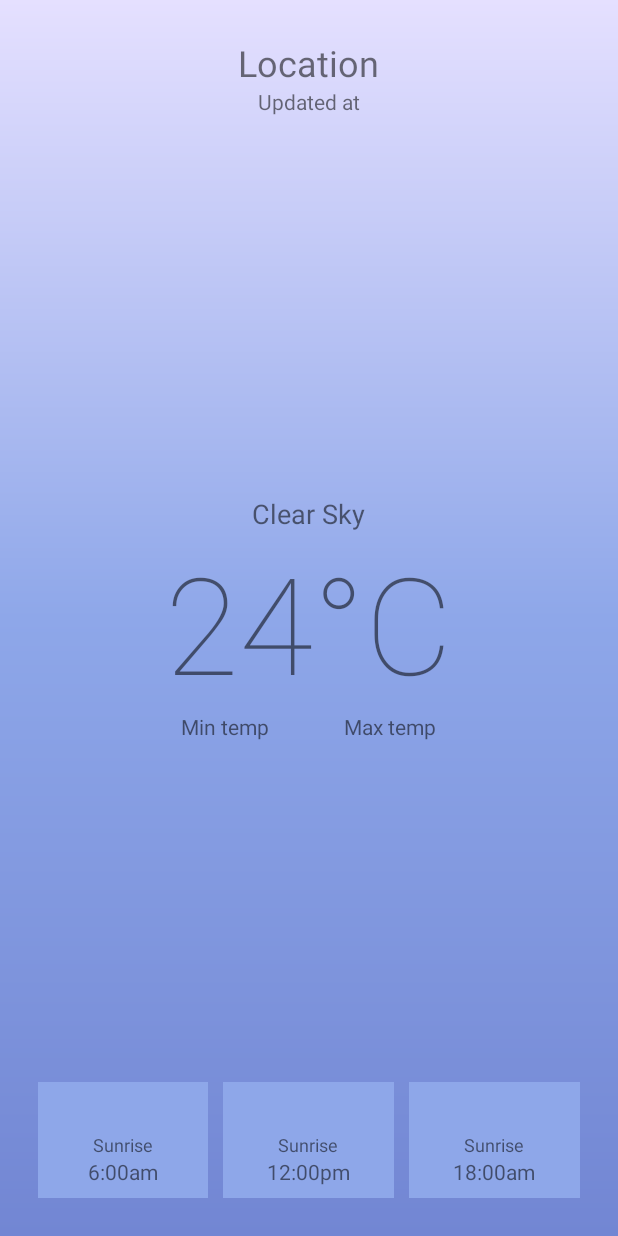
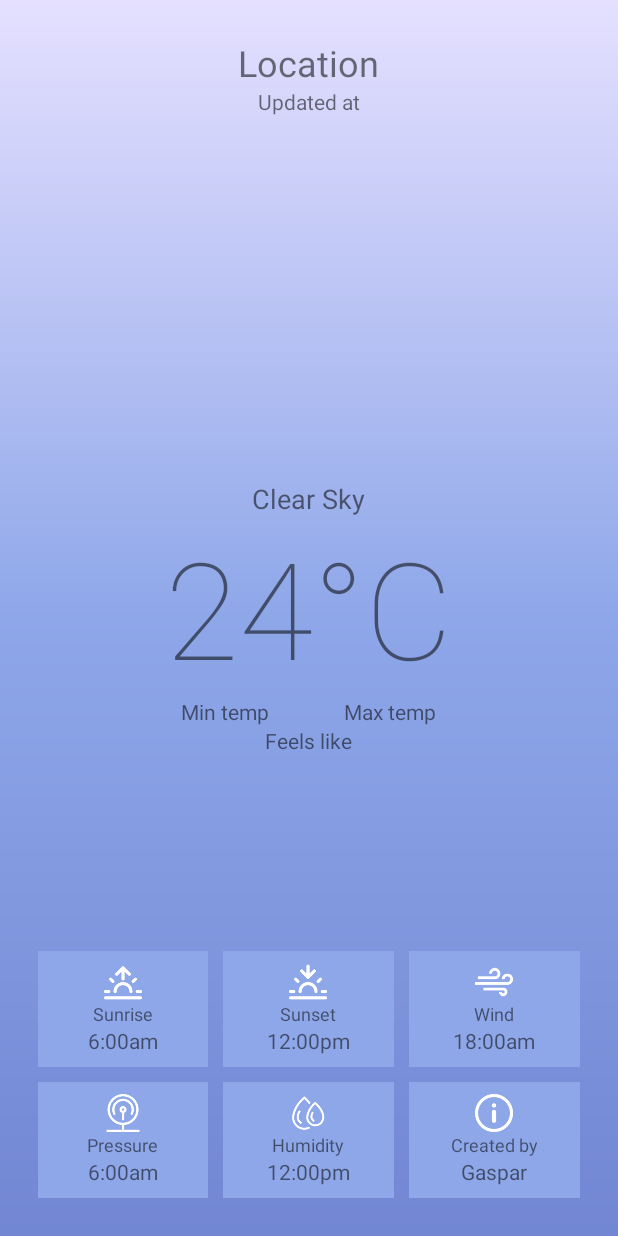
Before and after one commit to GasparOrtmann/WeatherApp, an Android app: the layout activity_main.xml on its own in the app's theme, with its tools: preview values and no code run, on a phone screen of 412 x 824 dp. Run offline under Robolectric (Android 15) with nearby library versions, the phone set to English and light mode, and no system bars.

Commit message:
add feels like

```diff
--- a/app/src/main/AndroidManifest.xml
+++ b/app/src/main/AndroidManifest.xml
@@ -10,10 +10,12 @@
         android:icon="@mipmap/ic_launcher"
         android:label="@string/app_name"
         android:supportsRtl="true"
-        android:theme="@style/Theme.WeatherApp"
+        android:theme="@style/AppTheme"
         tools:targetApi="31">
         <activity
             android:name=".MainActivity"
+            android:theme="@style/AppTheme"
+            android:screenOrientation="portrait"
             android:exported="true">
             <intent-filter>
                 <action android:name="android.intent.action.MAIN" />
--- a/app/src/main/java/com/example/weatherapp/MainActivity.kt
+++ b/app/src/main/java/com/example/weatherapp/MainActivity.kt
@@ -61,6 +61,7 @@ class MainActivity : AppCompatActivity() {
                 val temp = main.getString("temp")+"°C"
                 val tempMin = "Min Temp: " + main.getString("temp_min")+"°C"
                 val tempMax = "Max Temp: " + main.getString("temp_max")+"°C"
+                val feelslike = "Feels like: " + main.getString("feels_like")+"°C"
                 val pressure = main.getString("pressure")
                 val humidity = main.getString("humidity")
                 val sunrise:Long = sys.getLong("sunrise")
@@ -75,9 +76,12 @@ class MainActivity : AppCompatActivity() {
                 findViewById<TextView>(R.id.temp).text = temp
                 findViewById<TextView>(R.id.temp_max).text = tempMax
                 findViewById<TextView>(R.id.temp_min).text = tempMin
+                findViewById<TextView>(R.id.feelslike).text = feelslike
                 findViewById<TextView>(R.id.sunrise).text = SimpleDateFormat("hh:mm a", Locale.ENGLISH).format(Date(sunrise*1000))
                 findViewById<TextView>(R.id.sunset).text = SimpleDateFormat("hh:mm a", Locale.ENGLISH).format(Date(sunset*1000))
                 findViewById<TextView>(R.id.wind).text = windSpeed
+                findViewById<TextView>(R.id.pressure).text = pressure
+                findViewById<TextView>(R.id.humidity).text = humidity
 
                 findViewById<ProgressBar>(R.id.loader).visibility = View.GONE
                 findViewById<RelativeLayout>(R.id.mainContainer).visibility = View.VISIBLE
--- a/app/src/main/res/layout/activity_main.xml
+++ b/app/src/main/res/layout/activity_main.xml
@@ -94,6 +94,20 @@
                     android:text="Max temp">
 
                 </TextView>
+
+            </LinearLayout>
+            <LinearLayout
+                android:layout_width="match_parent"
+                android:layout_height="wrap_content"
+                android:gravity="center"
+                android:orientation="horizontal">
+                <TextView
+                    android:id="@+id/feelslike"
+                    android:layout_width="wrap_content"
+                    android:layout_height="wrap_content"
+                    android:text="Feels like">
+
+                </TextView>
             </LinearLayout>
         </LinearLayout>
 
@@ -121,10 +135,10 @@
 
                     <ImageView
                         android:layout_width="25dp"
-                        android:layout_height="25dp">
-<!--                        android:tint="#FFF"-->
+                        android:layout_height="25dp"
+                        app:tint="#FFF"
+                        android:src="@drawable/sunrise">
 
-<!--                        android:src="@drawable/sunrise"-->
 
                     </ImageView>
 
@@ -166,10 +180,10 @@
 
                     <ImageView
                         android:layout_width="25dp"
-                        android:layout_height="25dp">
-                        <!--                        android:tint="#FFF"-->
+                        android:layout_height="25dp"
+                        app:tint="#FFF"
+                        android:src="@drawable/sunset">
 
-                        <!--                        android:src="@drawable/sunrise"-->
 
                     </ImageView>
 
@@ -182,13 +196,13 @@
                     <TextView
                         android:layout_width="wrap_content"
                         android:layout_height="wrap_content"
-                        android:text="Sunrise"
+                        android:text="Sunset"
                         android:textSize="12sp">
 
                     </TextView>
 
                     <TextView
-                        android:id="@+id/wind"
+                        android:id="@+id/sunset"
                         android:layout_width="wrap_content"
                         android:layout_height="wrap_content"
                         android:textSize="14sp"
@@ -210,10 +224,9 @@
 
                 <ImageView
                     android:layout_width="25dp"
-                    android:layout_height="25dp">
-                    <!--                        android:tint="#FFF"-->
-
-                    <!--                        android:src="@drawable/sunrise"-->
+                    android:layout_height="25dp"
+                    app:tint="#FFF"
+                    android:src="@drawable/wind">
 
                 </ImageView>
 
@@ -226,17 +239,155 @@
                 <TextView
                     android:layout_width="wrap_content"
                     android:layout_height="wrap_content"
-                    android:text="Sunrise"
+                    android:text="Wind"
                     android:textSize="12sp">
 
                 </TextView>
 
                 <TextView
-                    android:id="@+id/sunset"
+                    android:id="@+id/wind"
                     android:layout_width="wrap_content"
                     android:layout_height="wrap_content"
                     android:textSize="14sp"
                     android:text="18:00am">
+
+                </TextView>
+            </LinearLayout>
+
+            </LinearLayout>
+            <Space
+                android:layout_width="wrap_content"
+                android:layout_height="10dp"></Space>
+            <LinearLayout
+                android:layout_width="match_parent"
+                android:layout_height="wrap_content"
+                android:orientation="horizontal"
+                android:weightSum="3">
+
+                <LinearLayout
+                    android:layout_width="0dp"
+                    android:layout_height="wrap_content"
+                    android:gravity="center"
+                    android:layout_weight="1"
+                    android:orientation="vertical"
+                    android:padding="8dp"
+                    android:background="#8EA7E9">
+
+                    <ImageView
+                        android:layout_width="25dp"
+                        android:layout_height="25dp"
+                        android:tint="#FFF"
+                        android:src="@drawable/pressure">
+
+                    </ImageView>
+
+                    <Space
+                        android:layout_width="5dp"
+                        android:layout_height="wrap_content">
+
+                    </Space>
+
+                    <TextView
+                        android:layout_width="wrap_content"
+                        android:layout_height="wrap_content"
+                        android:text="Pressure"
+                        android:textSize="12sp">
+
+                    </TextView>
+
+                    <TextView
+                        android:id="@+id/pressure"
+                        android:layout_width="wrap_content"
+                        android:layout_height="wrap_content"
+                        android:textSize="14sp"
+                        android:text="6:00am">
+
+                    </TextView>
+                </LinearLayout>
+                <Space android:layout_width="10dp"
+                    android:layout_height="wrap_content">
+
+                </Space>
+                <LinearLayout
+                    android:layout_width="0dp"
+                    android:layout_height="wrap_content"
+                    android:gravity="center"
+                    android:layout_weight="1"
+                    android:orientation="vertical"
+                    android:padding="8dp"
+                    android:background="#8EA7E9">
+
+                    <ImageView
+                        android:layout_width="25dp"
+                        android:layout_height="25dp"
+                        android:tint="#FFF"
+                        android:src="@drawable/humidity">
+
+                    </ImageView>
+
+                    <Space
+                        android:layout_width="5dp"
+                        android:layout_height="wrap_content">
+
+                    </Space>
+
+                    <TextView
+                        android:layout_width="wrap_content"
+                        android:layout_height="wrap_content"
+                        android:text="Humidity"
+                        android:textSize="12sp">
+
+                    </TextView>
+
+                    <TextView
+                        android:id="@+id/humidity"
+                        android:layout_width="wrap_content"
+                        android:layout_height="wrap_content"
+                        android:textSize="14sp"
+                        android:text="12:00pm">
+
+                    </TextView>
+                </LinearLayout>
+                <Space android:layout_width="10dp"
+                    android:layout_height="wrap_content">
+
+                </Space><LinearLayout
+                android:layout_width="0dp"
+                android:layout_height="wrap_content"
+                android:gravity="center"
+                android:layout_weight="1"
+                android:orientation="vertical"
+                android:padding="8dp"
+                android:background="#8EA7E9">
+
+                <ImageView
+                    android:layout_width="25dp"
+                    android:layout_height="25dp"
+                    android:tint="#FFF"
+                    android:src="@drawable/info">
+
+                </ImageView>
+
+                <Space
+                    android:layout_width="5dp"
+                    android:layout_height="wrap_content">
+
+                </Space>
+
+                <TextView
+                    android:layout_width="wrap_content"
+                    android:layout_height="wrap_content"
+                    android:text="Created by"
+                    android:textSize="12sp">
+
+                </TextView>
+
+                <TextView
+                    android:id="@+id/info"
+                    android:layout_width="wrap_content"
+                    android:layout_height="wrap_content"
+                    android:textSize="14sp"
+                    android:text="Gaspar">
 
                 </TextView>
             </LinearLayout>
--- a/app/src/main/res/values/strings.xml
+++ b/app/src/main/res/values/strings.xml
@@ -1,3 +1,4 @@
 <resources>
     <string name="app_name">Weather App</string>
+
 </resources>
--- a/app/src/main/res/values/styles.xml
+++ b/app/src/main/res/values/styles.xml
@@ -1,11 +1,9 @@
-<?xml version="1.0" encoding="utf-8"?>
 <resources>
     <style name="AppTheme" parent="Theme.AppCompat.Light.NoActionBar">
 
         <item name="colorPrimary">#8EA7E9</item>
         <item name="colorPrimaryDark">#8EA7E9</item>
-<!--        <item name="colorAccent">@color/colorAccent</item>-->
-<!--        <item name="textColor">#FFFFFF</item>-->
+<!--        <item name="android:textColor">#FFFFFF</item>-->
 
     </style>
 
```
Also changed, not shown: app/src/main/res/drawable/humidity.png (added), app/src/main/res/drawable/info.png (added), app/src/main/res/drawable/pressure.png (added), app/src/main/res/drawable/sunrise.png (added), app/src/main/res/drawable/sunset.png (added), app/src/main/res/drawable/wind.png (added).
